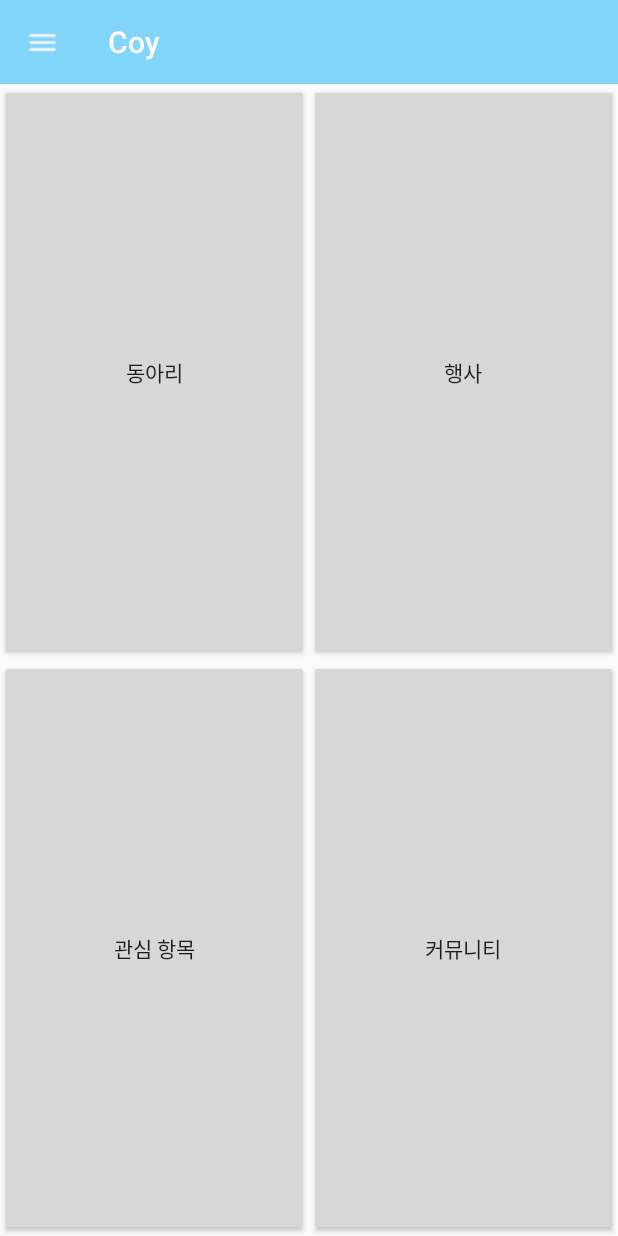
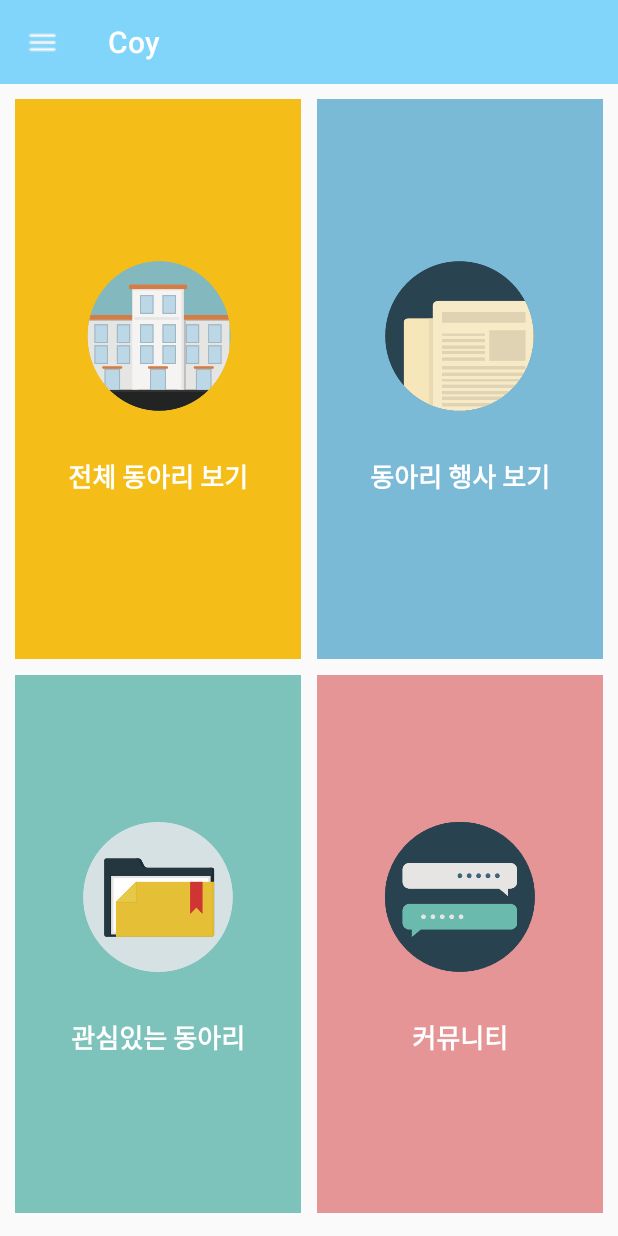
Before and after one commit to songmho/Coy, an Android app: the screen it shows after launch (MainActivity), on a phone screen of 412 x 824 dp. Run offline under Robolectric (Android 15) with nearby library versions, the phone set to English and light mode, and no system bars; libraries missing offline, so code that uses them is left out: com.crashlytics.android, io.fabric.sdk; 1 statement that could not run was skipped.

Commit message:
메인페이지 수정. 이미지 추가

```diff
--- a/app/src/main/java/com/asc/coy/MainActivity.java
+++ b/app/src/main/java/com/asc/coy/MainActivity.java
@@ -10,6 +10,7 @@ import android.view.Menu;
 import android.view.MenuItem;
 import android.view.View;
 import android.widget.Button;
+import android.widget.LinearLayout;
 
 import com.parse.ParseUser;
 
@@ -41,10 +42,10 @@ public class MainActivity extends AppCompatActivity {
             }
         });
 
-        Button bt_dong=(Button)findViewById(R.id.bt_dong);
-        Button bt_hang=(Button)findViewById(R.id.bt_hang);
-        Button bt_fav=(Button)findViewById(R.id.bt_fav);
-        Button bt_com=(Button)findViewById(R.id.bt_com);
+        LinearLayout bt_dong=(LinearLayout)findViewById(R.id.bt_dong);
+        LinearLayout bt_hang=(LinearLayout)findViewById(R.id.bt_hang);
+        LinearLayout bt_fav=(LinearLayout)findViewById(R.id.bt_fav);
+        LinearLayout bt_com=(LinearLayout)findViewById(R.id.bt_com);
 
         bt_dong.setOnClickListener(new View.OnClickListener() {
             @Override
--- a/app/src/main/res/layout/activity_main.xml
+++ b/app/src/main/res/layout/activity_main.xml
@@ -26,21 +26,60 @@
             android:layout_height="0dp"
             android:layout_weight="1"
             android:orientation="horizontal"
+            android:layout_marginTop="10dp"
+            android:layout_marginBottom="5dp"
             android:weightSum="2">
-            <Button
+            <LinearLayout
+                android:layout_marginLeft="10dp"
+                android:layout_marginRight="5dp"
+                android:orientation="vertical"
                 android:layout_width="0dp"
                 android:layout_height="match_parent"
                 android:layout_weight="1"
                 android:text="동아리"
                 android:id="@+id/bt_dong"
-                android:layout_gravity="center_vertical" />
-            <Button
+                android:background="#f4bd18"
+                android:layout_gravity="center_vertical"
+                android:gravity="center">
+                <ImageView
+                    android:layout_width="100dp"
+                    android:layout_height="100dp"
+                    android:background="@drawable/img_club"/>
+                <TextView
+                    android:layout_marginTop="30dp"
+                    android:layout_width="wrap_content"
+                    android:layout_height="wrap_content"
+                    android:text="전체 동아리 보기"
+                    android:textSize="17dp"
+                    android:textStyle="bold"
+                    android:textColor="#ffffff"/>
+            </LinearLayout>
+            <LinearLayout
+                android:layout_marginLeft="5dp"
+                android:layout_marginRight="10dp"
+                android:orientation="vertical"
                 android:layout_width="0dp"
                 android:layout_height="match_parent"
                 android:layout_weight="1"
                 android:text="행사"
                 android:id="@+id/bt_hang"
-                android:layout_gravity="center_vertical" />
+                android:background="#7bbad7"
+                android:layout_gravity="center_vertical"
+                android:gravity="center">
+
+                <ImageView
+                    android:layout_width="100dp"
+                    android:layout_height="100dp"
+                    android:background="@drawable/img_event"/>
+                <TextView
+                    android:layout_marginTop="30dp"
+                    android:layout_width="wrap_content"
+                    android:layout_height="wrap_content"
+                    android:text="동아리 행사 보기"
+                    android:textSize="17dp"
+                    android:textStyle="bold"
+                    android:textColor="#ffffff"/>
+            </LinearLayout>
 
 
         </LinearLayout>
@@ -48,21 +87,62 @@
             android:layout_width="match_parent"
             android:layout_height="0dp"
             android:layout_weight="1"
+            android:layout_marginTop="5dp"
             android:orientation="horizontal">
-            <Button
+            <LinearLayout
+                android:layout_marginBottom="10dp"
+                android:layout_marginLeft="10dp"
+                android:layout_marginRight="5dp"
+                android:orientation="vertical"
                 android:layout_width="0dp"
                 android:layout_height="match_parent"
                 android:layout_weight="1"
                 android:text="관심 항목"
+                android:background="#7dc3bc"
                 android:id="@+id/bt_fav"
-                android:layout_gravity="center_vertical" />
-            <Button
+                android:layout_gravity="center_vertical"
+                android:gravity="center">
+
+                <ImageView
+                    android:layout_width="100dp"
+                    android:layout_height="100dp"
+                    android:background="@drawable/img_fav"/>
+                <TextView
+                    android:layout_marginTop="30dp"
+                    android:layout_width="wrap_content"
+                    android:layout_height="wrap_content"
+                    android:text="관심있는 동아리"
+                    android:textSize="17dp"
+                    android:textStyle="bold"
+                    android:textColor="#ffffff"/>
+            </LinearLayout>
+            <LinearLayout
+                android:layout_marginBottom="10dp"
+                android:layout_marginLeft="5dp"
+                android:layout_marginRight="10dp"
+                android:orientation="vertical"
                 android:layout_width="0dp"
                 android:layout_height="match_parent"
                 android:layout_weight="1"
                 android:text="커뮤니티"
+                android:background="#e59595"
                 android:id="@+id/bt_com"
-                android:layout_gravity="center_vertical" />
+                android:layout_gravity="center_vertical"
+                android:gravity="center">
+
+                <ImageView
+                    android:layout_width="100dp"
+                    android:layout_height="100dp"
+                    android:background="@drawable/img_cum"/>
+                <TextView
+                    android:layout_marginTop="30dp"
+                    android:layout_width="wrap_content"
+                    android:layout_height="wrap_content"
+                    android:text="커뮤니티"
+                    android:textSize="17dp"
+                    android:textStyle="bold"
+                    android:textColor="#ffffff"/>
+            </LinearLayout>
         </LinearLayout>
 </LinearLayout>
     </LinearLayout>
```
Also changed, not shown: app/src/main/res/drawable/img_club.png (added), app/src/main/res/drawable/img_cum.png (added), app/src/main/res/drawable/img_event.png (added), app/src/main/res/drawable/img_fav.png (added).
